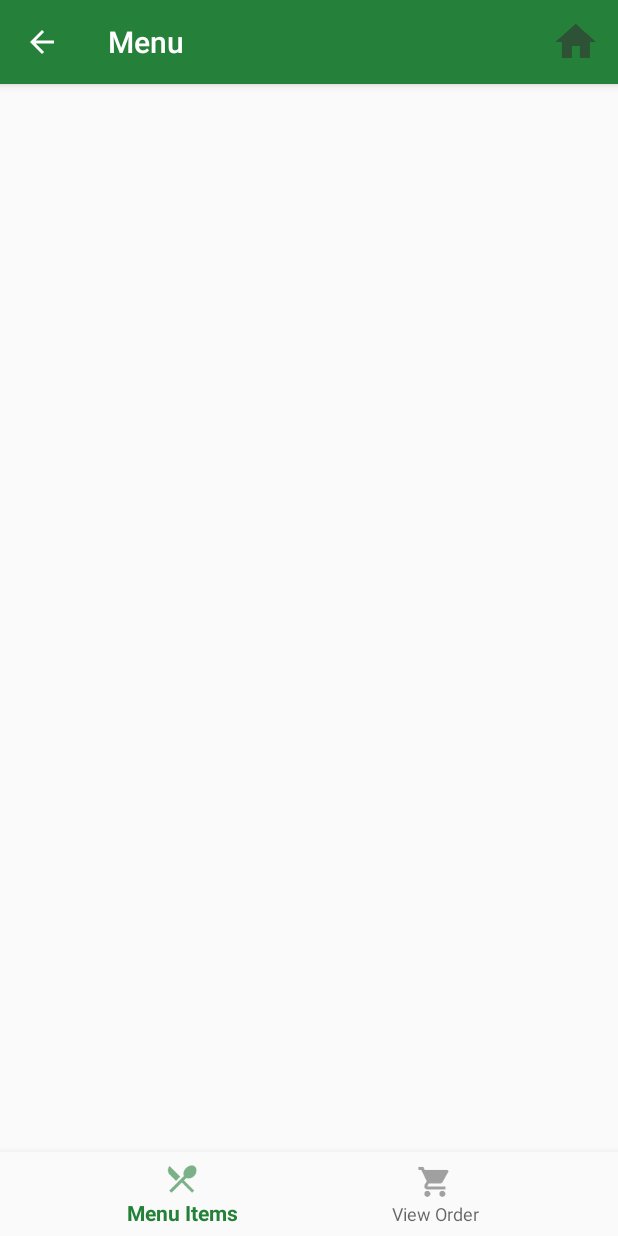
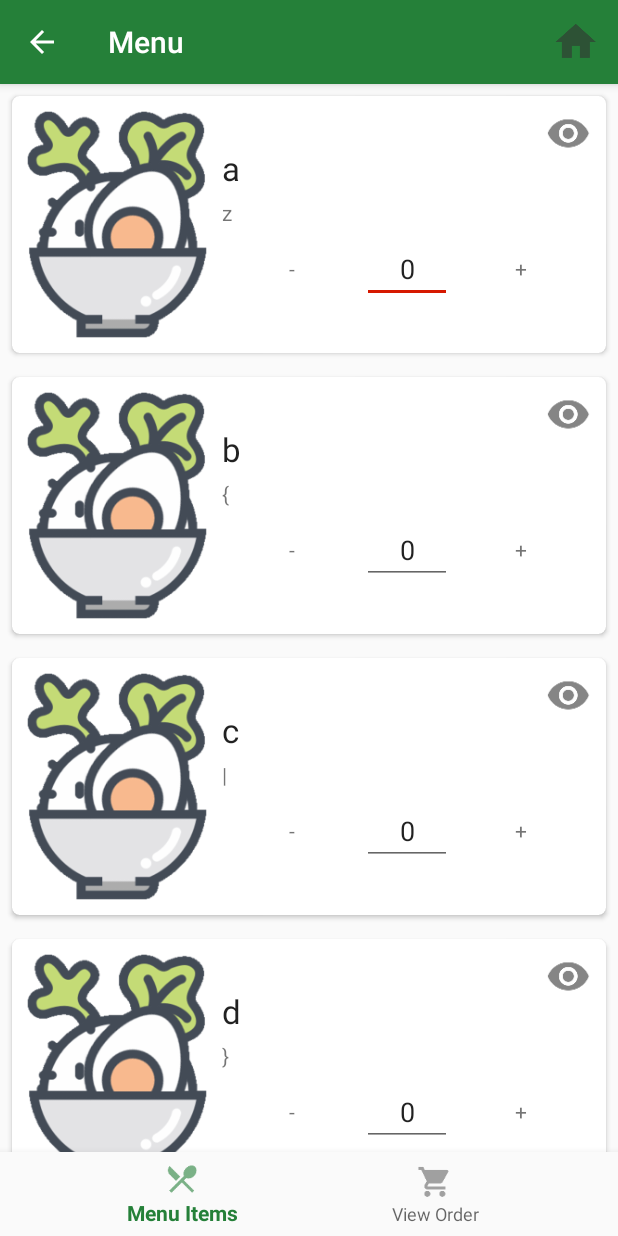
Before and after one commit to eekkonstantin/FlipMenu, an Android app: the TranslatedMenuActivity screen opened directly, with no data from a screen before it, on a phone screen of 412 x 824 dp. Run offline under Robolectric (Android 15) with nearby library versions, the phone set to English and light mode, and no system bars.

Commit message:
Item card interactions fixed

```diff
--- a/app/src/main/java/com/kkontagion/flipmenu/ItemsFragment.java
+++ b/app/src/main/java/com/kkontagion/flipmenu/ItemsFragment.java
@@ -4,7 +4,9 @@ import android.content.Context;
 import android.net.Uri;
 import android.os.Bundle;
 import android.app.Fragment;
+import android.support.annotation.Nullable;
 import android.support.v7.widget.RecyclerView;
+import android.util.Log;
 import android.view.LayoutInflater;
 import android.view.View;
 import android.view.ViewGroup;
@@ -23,16 +25,12 @@ import java.util.ArrayList;
  * create an instance of this fragment.
  */
 public class ItemsFragment extends Fragment {
-    // TODO: Rename parameter arguments, choose names that match
     // the fragment initialization parameters, e.g. ARG_ITEM_NUMBER
-    private static final String ARG_PARAM1 = "param1";
-    private static final String ARG_PARAM2 = "param2";
+    private static final String ARG_PARAM1 = "JSON";
 
     RecyclerView rv;
 
-    // TODO: Rename and change types of parameters
-    private String mParam1;
-    private String mParam2;
+    private ArrayList<Item> items;
 
 //    private OnFragmentInteractionListener mListener;
 
@@ -44,16 +42,14 @@ public class ItemsFragment extends Fragment {
      * Use this factory method to create a new instance of
      * this fragment using the provided parameters.
      *
-     * @param param1 Parameter 1.
-     * @param param2 Parameter 2.
+     * @param jsonData json from Google API of detected text
      * @return A new instance of fragment ItemsFragment.
      */
     // TODO: Rename and change types and number of parameters
-    public static ItemsFragment newInstance(String param1, String param2) {
+    public static ItemsFragment newInstance(String jsonData) {
         ItemsFragment fragment = new ItemsFragment();
         Bundle args = new Bundle();
-        args.putString(ARG_PARAM1, param1);
-        args.putString(ARG_PARAM2, param2);
+        args.putString(ARG_PARAM1, jsonData);
         fragment.setArguments(args);
         return fragment;
     }
@@ -61,10 +57,11 @@ public class ItemsFragment extends Fragment {
     @Override
     public void onCreate(Bundle savedInstanceState) {
         super.onCreate(savedInstanceState);
-        if (getArguments() != null) {
-            mParam1 = getArguments().getString(ARG_PARAM1);
-            mParam2 = getArguments().getString(ARG_PARAM2);
-        }
+        String jsonData = "";
+        if (getArguments() != null)
+            jsonData = getArguments().getString(ARG_PARAM1);
+
+        setupItems(jsonData);
     }
 
     @Override
@@ -74,8 +71,7 @@ public class ItemsFragment extends Fragment {
         View v = inflater.inflate(R.layout.fragment_items, container, false);
 
         rv = v.findViewById(R.id.rv_items);
-
-        ArrayList<Item> items = new ArrayList<>();
+        Log.d(getClass().getSimpleName(), "onCreateView: " + items.size());
         ItemAdapter adapter = new ItemAdapter(getContext(), items);
 
         rv.setAdapter(adapter);
@@ -121,4 +117,14 @@ public class ItemsFragment extends Fragment {
 //        // TODO: Update argument type and name
 //        void onFragmentInteraction(Uri uri);
 //    }
+
+
+    private void setupItems(String jsonData) {
+        items = new ArrayList<>();
+
+        char orig = 'a';
+        char trans = 'z';
+        for (int i=0; i<20; i++)
+            items.add(new Item(i, "" + orig++, "" + trans++));
+    }
 }
--- a/app/src/main/java/com/kkontagion/flipmenu/TranslatedMenuActivity.java
+++ b/app/src/main/java/com/kkontagion/flipmenu/TranslatedMenuActivity.java
@@ -15,7 +15,13 @@ import android.view.Menu;
 import android.view.MenuItem;
 import android.widget.TextView;
 
+import com.kkontagion.flipmenu.objects.Item;
+
+import java.util.ArrayList;
+
 public class TranslatedMenuActivity extends AppCompatActivity {
+
+    String jsonData;
 
     private BottomNavigationView.OnNavigationItemSelectedListener mOnNavigationItemSelectedListener
             = new BottomNavigationView.OnNavigationItemSelectedListener() {
@@ -26,7 +32,7 @@ public class TranslatedMenuActivity extends AppCompatActivity {
             String tag = "";
             switch (item.getItemId()) {
                 case R.id.navigation_items:
-                    frag = ItemsFragment.newInstance("a", "b");
+                    frag = ItemsFragment.newInstance(jsonData);
                     tag = "menu";
                     break;
                 case R.id.navigation_cart:
@@ -47,12 +53,12 @@ public class TranslatedMenuActivity extends AppCompatActivity {
         BottomNavigationView navigation = (BottomNavigationView) findViewById(R.id.navigation);
         navigation.setOnNavigationItemSelectedListener(mOnNavigationItemSelectedListener);
 
+        detectItems();
+
 
         FragmentTransaction transaction = getFragmentManager().beginTransaction();
-        transaction.replace(R.id.content, ItemsFragment.newInstance("a", "b"));
+        transaction.replace(R.id.content, ItemsFragment.newInstance(jsonData));
         transaction.commit();
-
-
     }
 
     @Override
@@ -74,4 +80,8 @@ public class TranslatedMenuActivity extends AppCompatActivity {
                 return super.onOptionsItemSelected(item);
         }
     }
+
+    private void detectItems() {
+
+    }
 }
--- a/app/src/main/java/com/kkontagion/flipmenu/adapters/ItemAdapter.java
+++ b/app/src/main/java/com/kkontagion/flipmenu/adapters/ItemAdapter.java
@@ -2,6 +2,9 @@ package com.kkontagion.flipmenu.adapters;
 
 import android.content.Context;
 import android.support.v7.widget.RecyclerView;
+import android.text.Editable;
+import android.text.TextWatcher;
+import android.util.Log;
 import android.view.KeyEvent;
 import android.view.LayoutInflater;
 import android.view.View;
@@ -47,25 +50,49 @@ public class ItemAdapter extends RecyclerView.Adapter<ItemAdapter.ItemViewHolder
             tvLess.setOnClickListener(new View.OnClickListener() {
                 @Override
                 public void onClick(View view) {
-                    item.inc();
-                    etQty.setText(item.getQuantity());
+                    if (item.getQuantity() > 0) {
+                        item.dec();
+                        etQty.setText(item.getQuantity() + "");
+                    }
                 }
             });
 
             tvMore.setOnClickListener(new View.OnClickListener() {
                 @Override
                 public void onClick(View view) {
-                    item.dec();
-                    etQty.setText(item.getQuantity());
+                    item.inc();
+                    etQty.setText(item.getQuantity() + "");
                 }
             });
 
-            etQty.setOnKeyListener(new View.OnKeyListener() {
+            etQty.addTextChangedListener(new TextWatcher() {
                 @Override
-                public boolean onKey(View view, int i, KeyEvent keyEvent) {
-                    if (keyEvent.getAction() == KeyEvent.ACTION_UP)
-                        etQty.setText(item.getQuantity());
-                    return false;
+                public void beforeTextChanged(CharSequence charSequence, int i, int i1, int i2) {
+
+                }
+
+                @Override
+                public void onTextChanged(CharSequence charSequence, int i, int i1, int i2) {
+
+                }
+
+                @Override
+                public void afterTextChanged(Editable editable) {
+                    if (editable.length() > 0
+                            && Integer.parseInt(editable.toString()) < 0) { // no data, set to zero
+                        etQty.setText("0");
+                        item.setQuantity(0);
+                    }
+                }
+            });
+
+            etQty.setOnFocusChangeListener(new View.OnFocusChangeListener() {
+                @Override
+                public void onFocusChange(View view, boolean hasFocus) {
+                    if (!hasFocus && etQty.length() < 1) {
+                        etQty.setText("0");
+                        item.setQuantity(0);
+                    }
                 }
             });
         }
@@ -87,7 +114,7 @@ public class ItemAdapter extends RecyclerView.Adapter<ItemAdapter.ItemViewHolder
         Item item = items.get(position);
         holder.tvOrig.setText(item.getOriginal());
         holder.tvTrans.setText(item.getTranslated());
-        holder.etQty.setText(item.getQuantity());
+        holder.etQty.setText(item.getQuantity() + "");
         holder.item = item;
     }
 
--- a/app/src/main/java/com/kkontagion/flipmenu/objects/Item.java
+++ b/app/src/main/java/com/kkontagion/flipmenu/objects/Item.java
@@ -1,10 +1,15 @@
 package com.kkontagion.flipmenu.objects;
+
+import android.os.Parcel;
+import android.os.Parcelable;
+
+import java.io.Serializable;
 
 /**
  * Created by Kon on 4/3/2018.
  */
 
-public class Item {
+public class Item implements Serializable {
     String original, translated;
     int id, quantity;
 
--- a/app/src/main/res/layout/fragment_items.xml
+++ b/app/src/main/res/layout/fragment_items.xml
@@ -1,5 +1,6 @@
 <RelativeLayout xmlns:android="http://schemas.android.com/apk/res/android"
     xmlns:tools="http://schemas.android.com/tools"
+    xmlns:app="http://schemas.android.com/apk/res-auto"
     android:layout_width="match_parent"
     android:layout_height="match_parent"
     tools:context="com.kkontagion.flipmenu.ItemsFragment">
@@ -11,5 +12,6 @@
         android:layout_width="match_parent"
         android:layout_height="match_parent"
         android:layout_alignParentTop="true"
-        android:layout_centerHorizontal="true" />
+        android:layout_centerHorizontal="true"
+        app:layoutManager="android.support.v7.widget.LinearLayoutManager" />
 </RelativeLayout>
```
